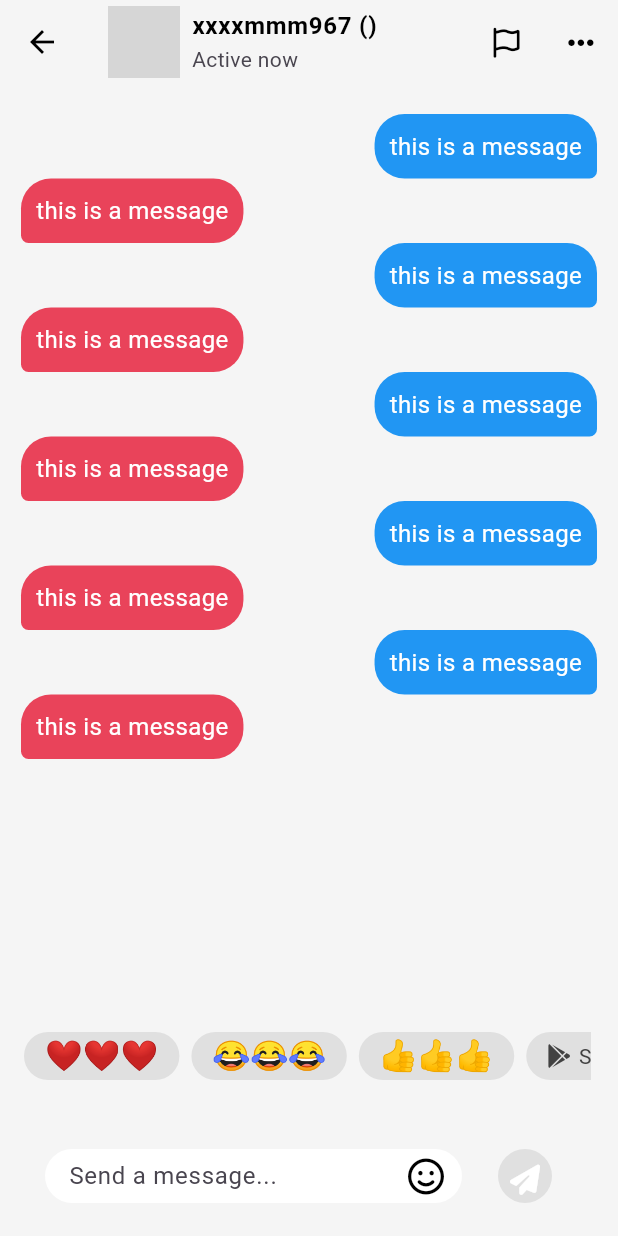
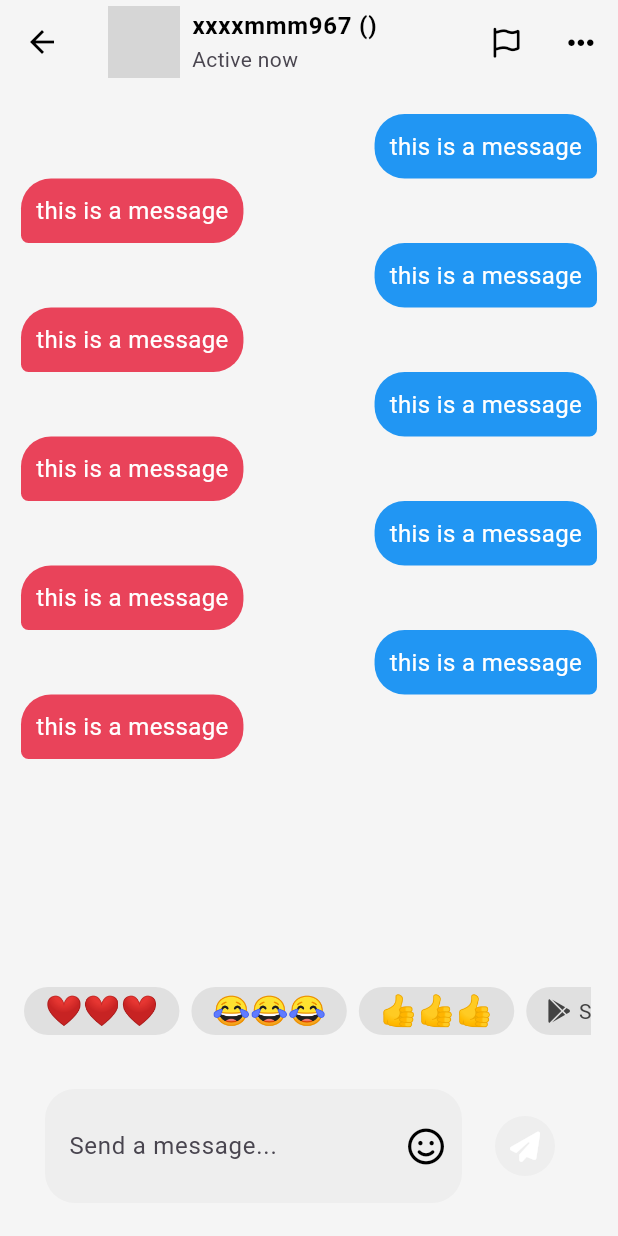
Before and after one commit to elian118/tiktok_clone, a Flutter app: the ChatDetailScreen screen opened directly with empty values, on a phone screen of 412 x 824 dp. Run offline on Flutter 3.47's test engine with Material 2 defaults, Android fonts, the phone set to English and light mode, and no system bars; our stand-ins replace camera, cloud_firestore, firebase_auth, firebase_core, firebase_storage, flutter_hooks and 11 more; missing offline and left inert: marquee_text; accounts and stored records are empty; network calls fail; grey boxes are pictures that could not be loaded.

Commit message:
chat detail screen - text field bug fix

```diff
--- a/lib/features/inbox/screens/chat_detail_screen.dart
+++ b/lib/features/inbox/screens/chat_detail_screen.dart
@@ -132,23 +132,23 @@ class _ChatDetailScreenState extends State<ChatDetailScreen> {
               ),
               const Positioned(
                 left: Sizes.size12,
-                bottom: 104,
+                bottom: 134,
                 child: FrequentlyUsedTexts(),
               ),
               Positioned(
                 bottom: 0,
                 width: getWinWidth(context),
                 child: BottomAppBar(
+                  height: 120,
                   elevation: 0,
                   color: Colors.grey.shade100,
                   child: Padding(
                     padding: const EdgeInsets.symmetric(
                         vertical: Sizes.size10, horizontal: Sizes.size14),
                     child: Row(
-                      mainAxisSize: MainAxisSize.min,
+                      // mainAxisSize: MainAxisSize.min,
                       children: [
-                        Expanded(
-                          child: TextField(
+                        TextField(
                           controller: _messageController,
                           onChanged: _onMessageChanged,
                           onSubmitted: _onMsgSubmit,
@@ -157,12 +157,14 @@ class _ChatDetailScreenState extends State<ChatDetailScreen> {
                             contentPadding: const EdgeInsets.symmetric(
                                 horizontal: Sizes.size12),
                             border: OutlineInputBorder(
-                                borderRadius:
-                                    BorderRadius.circular(Sizes.size20),
+                              borderRadius: BorderRadius.circular(Sizes.size20),
                               borderSide: BorderSide.none,
                             ),
+                            constraints: BoxConstraints(
+                              maxWidth: MediaQuery.of(context).size.width - 134,
+                            ),
                             filled: true,
-                              fillColor: Colors.white,
+                            fillColor: Colors.grey.shade200,
                             suffixIcon: Container(
                               width: Sizes.size20,
                               alignment: Alignment.center,
@@ -173,13 +175,12 @@ class _ChatDetailScreenState extends State<ChatDetailScreen> {
                             ),
                           ),
                         ),
-                        ),
                         Gaps.h10,
                         TextButton(
                           style: TextButton.styleFrom(
                             backgroundColor: _isThereMessage
                                 ? Theme.of(context).primaryColor
-                                : Colors.grey.shade300,
+                                : Colors.grey.shade200,
                             shape: const CircleBorder(),
                             padding: const EdgeInsets.all(Sizes.size10),
                           ),
```
Lines whose indentation alone changed are shown as unchanged.
